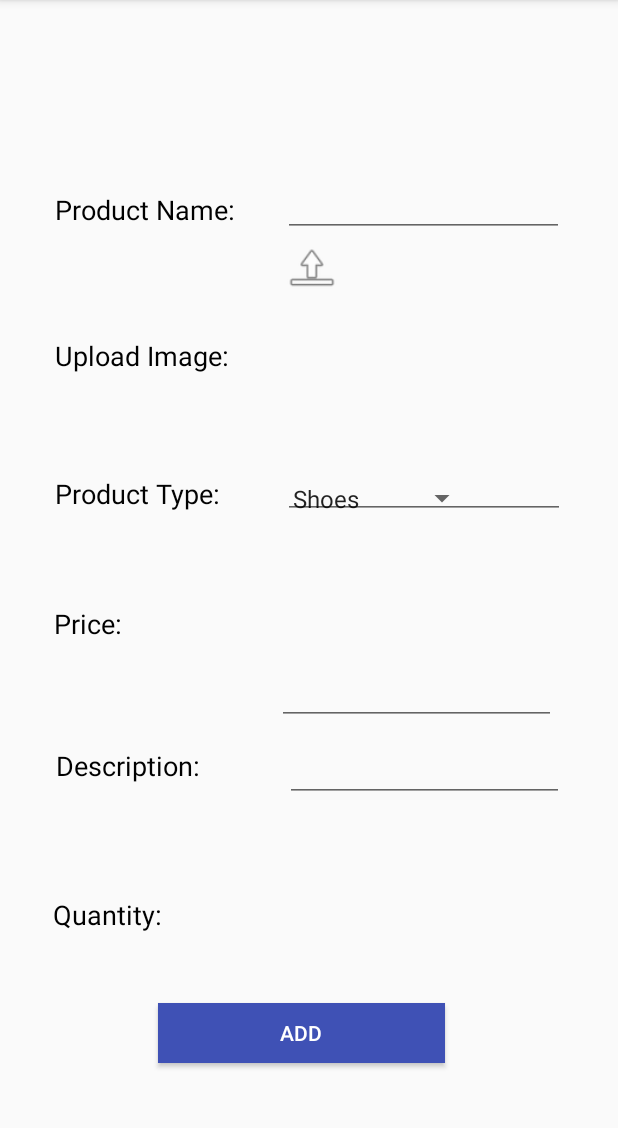
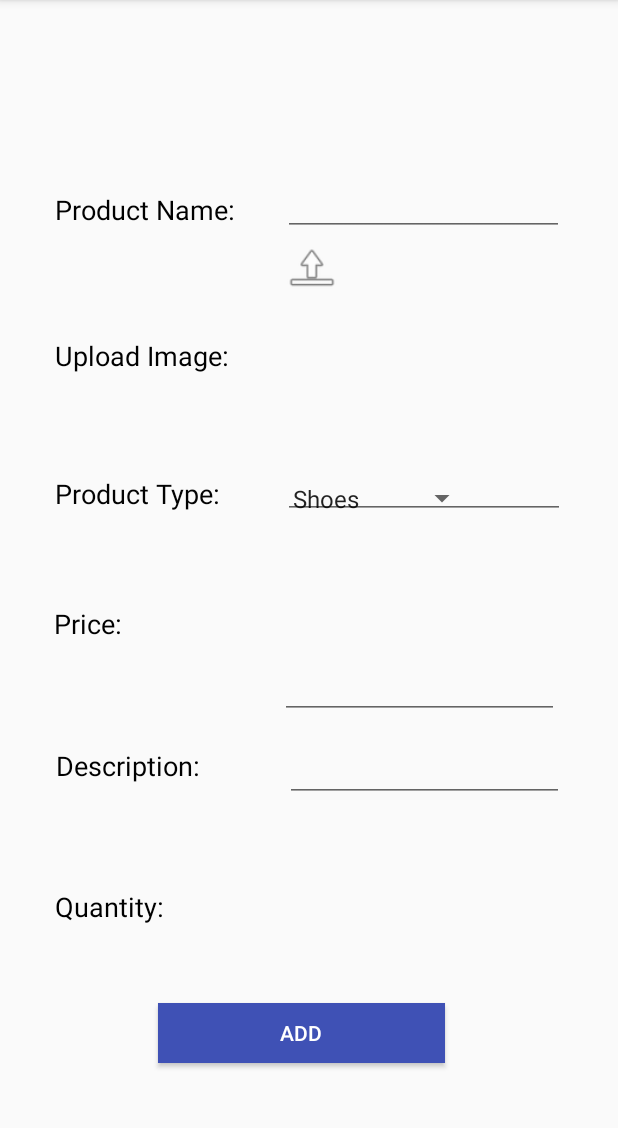
Before and after one commit to TeddyBonkerz/StoreFrontApp, an Android app: the fragment add_product_fragment placed in its activity, on a phone screen of 412 x 824 dp, the part 84-1212 px from its top. Run offline under Robolectric (Android 15) with nearby library versions, the phone set to English and light mode, and no system bars; our stand-ins replace Firebase (no records; nobody signed in at launch, a user with empty details on screens opened directly).

Commit message:
some changes

```diff
--- a/app/src/main/java/com/example/storefrontapp/home.java
+++ b/app/src/main/java/com/example/storefrontapp/home.java
@@ -11,6 +11,7 @@ import android.content.Intent;
 import android.os.Bundle;
 import android.view.Menu;
 import android.view.MenuItem;
+import android.widget.TextView;
 
 import com.example.storefrontapp.navdrawer.account_fragment;
 import com.example.storefrontapp.navdrawer.add_product_fragment;
@@ -18,6 +19,13 @@ import com.example.storefrontapp.navdrawer.home_fragment;
 import com.example.storefrontapp.navdrawer.payment_fragment;
 import com.google.android.material.navigation.NavigationView;
 import com.google.firebase.auth.FirebaseAuth;
+import com.google.firebase.auth.FirebaseUser;
+import com.google.firebase.database.DataSnapshot;
+import com.google.firebase.database.DatabaseError;
+import com.google.firebase.database.DatabaseReference;
+import com.google.firebase.database.FirebaseDatabase;
+import com.google.firebase.database.Query;
+import com.google.firebase.database.ValueEventListener;
 
 public class home extends AppCompatActivity implements NavigationView.OnNavigationItemSelectedListener {
 
@@ -25,10 +33,15 @@ public class home extends AppCompatActivity implements NavigationView.OnNavigati
     private Toolbar toolbar;
     private NavigationView navigationView;
 
+    TextView welcomeTitle;
+
+
     @Override
     protected void onCreate(Bundle savedInstanceState) {
+
         super.onCreate(savedInstanceState);
         setContentView(R.layout.activity_home);
+        welcomeTitle = findViewById(R.id.welcomeTitle);
 
         toolbar = findViewById(R.id.toolbar);
         setSupportActionBar(toolbar);
@@ -47,6 +60,9 @@ public class home extends AppCompatActivity implements NavigationView.OnNavigati
                     new home_fragment()).commit();
             navigationView.setCheckedItem(R.id.home);
         }
+
+
+
     }
 
     @Override
--- a/app/src/main/res/layout/fragment_add_product.xml
+++ b/app/src/main/res/layout/fragment_add_product.xml
@@ -17,7 +17,7 @@
         app:layout_constraintBottom_toBottomOf="parent"
         app:layout_constraintEnd_toEndOf="parent"
         app:layout_constraintTop_toTopOf="parent"
-        app:layout_constraintVertical_bias="0.216" />
+        app:layout_constraintVertical_bias="0.215" />
 
     <TextView
         android:id="@+id/textView11"
@@ -28,20 +28,20 @@
         android:textSize="18sp"
         app:layout_constraintBottom_toBottomOf="parent"
         app:layout_constraintEnd_toEndOf="parent"
-        app:layout_constraintHorizontal_bias="0.105"
+        app:layout_constraintHorizontal_bias="0.108"
         app:layout_constraintStart_toStartOf="parent"
         app:layout_constraintTop_toTopOf="parent"
-        app:layout_constraintVertical_bias="0.817" />
+        app:layout_constraintVertical_bias="0.811" />
 
     <EditText
         android:id="@+id/productQuantity"
         android:layout_width="186dp"
         android:layout_height="43dp"
-        android:layout_marginTop="496dp"
+        android:layout_marginTop="492dp"
         android:ems="10"
         android:inputType="number"
         app:layout_constraintEnd_toEndOf="parent"
-        app:layout_constraintHorizontal_bias="0.817"
+        app:layout_constraintHorizontal_bias="0.826"
         app:layout_constraintStart_toStartOf="parent"
         app:layout_constraintTop_toTopOf="parent" />
 
--- a/app/src/main/res/layout/nav_header.xml
+++ b/app/src/main/res/layout/nav_header.xml
@@ -13,11 +13,13 @@
         android:layout_width="wrap_content"
         android:layout_height="wrap_content"
         android:src="@mipmap/ic_launcher_round" />
+
     <TextView
+        android:id="@+id/welcomeTitle"
         android:layout_width="wrap_content"
         android:layout_height="wrap_content"
         android:paddingTop="8dp"
         android:text="Welcome whomever tha fk you are"
         android:textColor="@color/textColorPrimary"
-        android:textSize="15sp"/>
+        android:textSize="15sp" />
 </LinearLayout>
```
